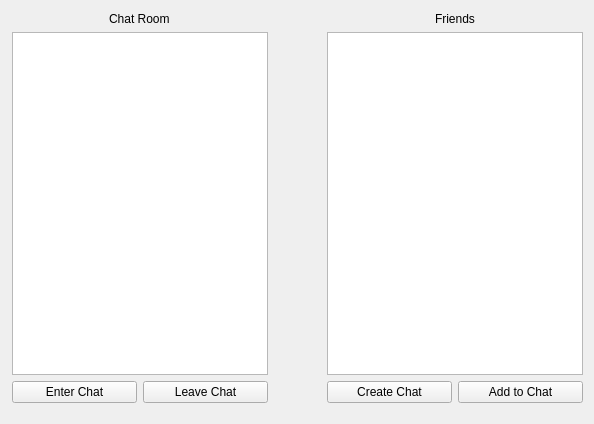
The window that gui/messagegui.ui (Huy-Nguyen-HCI/RocketBook) describes before a commit, drawn with Qt 5.
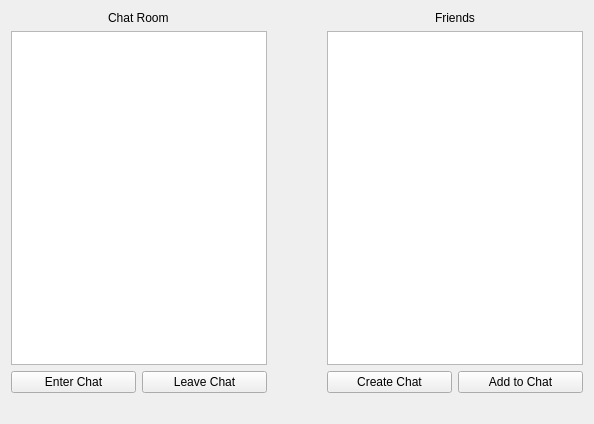
The same window after the commit.

The edit to the form file:
```diff
--- a/gui/messagegui.ui
+++ b/gui/messagegui.ui
@@ -13,28 +13,8 @@
   <property name="windowTitle">
    <string>Form</string>
   </property>
-  <widget class="QLabel" name="message">
-   <property name="geometry">
-    <rect>
-     <x>10</x>
-     <y>380</y>
-     <width>571</width>
-     <height>41</height>
-    </rect>
-   </property>
-   <property name="text">
-    <string/>
-   </property>
-  </widget>
-  <widget class="QWidget" name="">
-   <property name="geometry">
-    <rect>
-     <x>12</x>
-     <y>12</y>
-     <width>571</width>
-     <height>391</height>
-    </rect>
-   </property>
+  <layout class="QGridLayout" name="gridLayout">
+   <item row="0" column="0">
    <layout class="QHBoxLayout" name="horizontalLayout_3">
     <item>
      <layout class="QVBoxLayout" name="verticalLayout">
@@ -114,7 +94,15 @@
      </layout>
     </item>
    </layout>
-  </widget>
+   </item>
+   <item row="1" column="0">
+    <widget class="QLabel" name="message">
+     <property name="text">
+      <string/>
+     </property>
+    </widget>
+   </item>
+  </layout>
  </widget>
  <resources/>
  <connections/>
```
Lines whose indentation alone changed are shown as unchanged.
